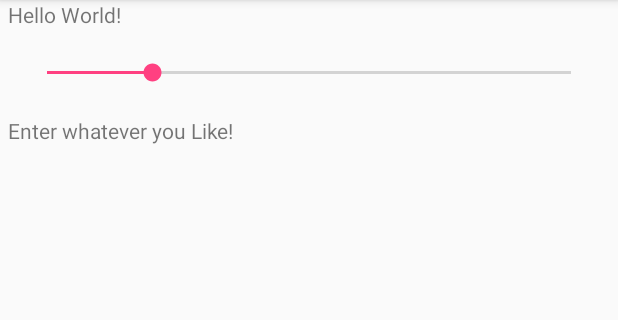
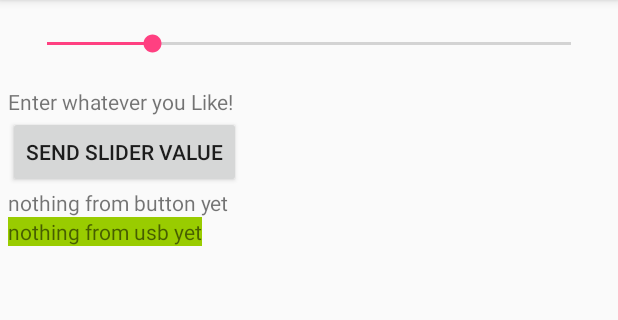
Before and after one commit to pswiss/pswiss_HW14, an Android app: the screen it shows after launch (MainActivity), on a phone screen of 412 x 824 dp, the part 84-404 px from its top. Run offline under Robolectric (Android 15) with nearby library versions, the phone set to English and light mode, and no system bars.

Commit message:
First mods to android app

```diff
--- a/HW14_pswissler/app/src/main/java/com/example/petrasswissler/hw14_pswissler/MainActivity.java
+++ b/HW14_pswissler/app/src/main/java/com/example/petrasswissler/hw14_pswissler/MainActivity.java
@@ -2,6 +2,9 @@ package com.example.petrasswissler.hw14_pswissler;
 
 import android.support.v7.app.AppCompatActivity;
 import android.os.Bundle;
+import android.view.View;
+import android.widget.Button;
+import android.widget.ScrollView;
 import android.widget.SeekBar;
 import android.widget.SeekBar.OnSeekBarChangeListener;
 import android.widget.TextView;
@@ -10,6 +13,11 @@ public class MainActivity extends AppCompatActivity {
 
     SeekBar myControl;
     TextView myTextView;
+
+    Button button;
+    TextView myTextView2;
+    ScrollView myScrollView;
+    TextView myTextView3;
 
     @Override
     protected void onCreate(Bundle savedInstanceState) {
@@ -21,6 +29,20 @@ public class MainActivity extends AppCompatActivity {
 
         myTextView = (TextView) findViewById(R.id.textView01);
         myTextView.setText("Enter whatever you Like!");
+
+        myTextView2 = (TextView) findViewById(R.id.textView02);
+        myScrollView = (ScrollView) findViewById(R.id.ScrollView01);
+        myTextView3 = (TextView) findViewById(R.id.textView03);
+        button = (Button) findViewById(R.id.button1);
+
+        button.setOnClickListener(new View.OnClickListener() {
+            @Override
+            public void onClick(View v) {
+                myTextView2.setText("value on click is "+myControl.getProgress());
+            }
+        });
+
+
     }
 
     private void setMyControlListener() {
--- a/HW14_pswissler/app/src/main/res/layout/activity_main.xml
+++ b/HW14_pswissler/app/src/main/res/layout/activity_main.xml
@@ -12,37 +12,56 @@
         android:layout_height="wrap_content"
         android:layout_margin="5dp"
         android:orientation="vertical"
-        android:visibility="visible">
-
-        <TextView
-            android:layout_width="wrap_content"
-            android:layout_height="wrap_content"
-            android:text="Hello World!"
-            app:layout_constraintBottom_toBottomOf="parent"
-            app:layout_constraintLeft_toLeftOf="parent"
-            app:layout_constraintRight_toRightOf="parent"
-            app:layout_constraintTop_toTopOf="parent" />
+        android:visibility="visible"
+        tools:layout_editor_absoluteX="5dp"
+        tools:layout_editor_absoluteY="16dp"
+        android:weightSum="1">
 
         <SeekBar
             android:id="@+id/seek1"
             android:layout_width="fill_parent"
             android:layout_height="wrap_content"
             android:layout_margin="10dp"
+            android:paddingBottom="10dp"
+            android:paddingTop="10dp"
             android:progress="20"
-            android:secondaryProgress="20"
-            android:paddingTop="10dp"
-            android:paddingBottom="10dp"
-            />
+            android:secondaryProgress="20" />
 
         <TextView
             android:id="@+id/textView01"
-            android:text="initial value "
             android:layout_width="wrap_content"
             android:layout_height="wrap_content"
-            />
+            android:text="initial value "
+            android:layout_weight="1.08" />
+
+
+        <Button
+            android:id="@+id/button1"
+            android:layout_width="wrap_content"
+            android:layout_height="wrap_content"
+            android:text="Send slider value" />
+
+        <TextView
+            android:id="@+id/textView02"
+            android:layout_width="wrap_content"
+            android:layout_height="wrap_content"
+            android:text="nothing from button yet" />
+
+        <ScrollView
+            android:id="@+id/ScrollView01"
+            android:layout_width="match_parent"
+            android:layout_height="250dip"
+            android:layout_weight="0.92">
+
+            <TextView
+                android:id="@+id/textView03"
+                android:layout_width="wrap_content"
+                android:layout_height="wrap_content"
+                android:background="@android:color/holo_green_light"
+                android:text="nothing from usb yet" />
+        </ScrollView>
 
     </LinearLayout>
 
 
-
 </android.support.constraint.ConstraintLayout>
```
